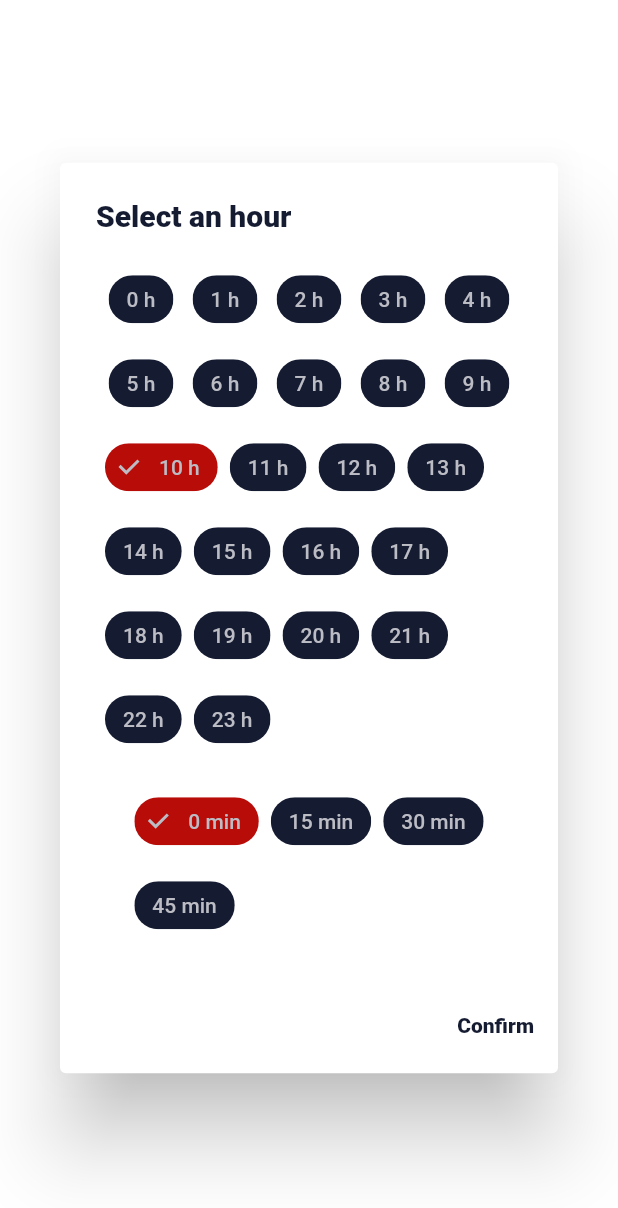
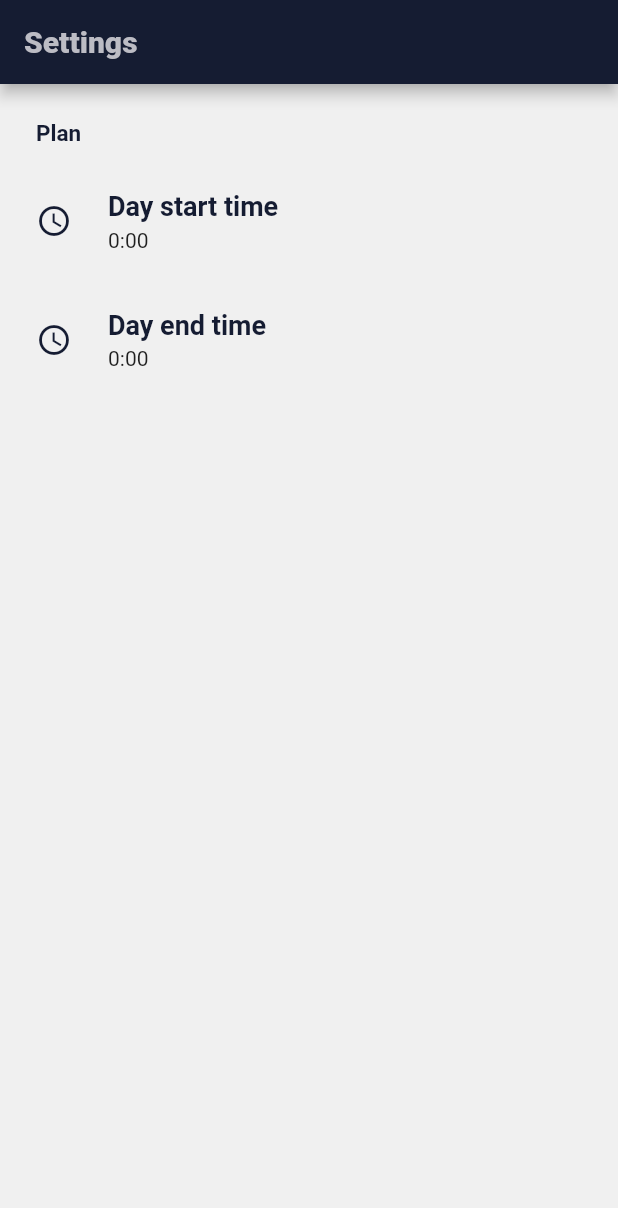
Before and after one commit to rachidlaborantin/tonnsour, a Flutter app: the screen it shows after launch, on a phone screen of 412 x 824 dp. Shown: the top 1208 px of the screen. Run offline on Flutter 3.47's test engine with Material 2 defaults, Android fonts, the phone set to English and light mode, and no system bars; drawn by our look-alikes of settings_ui; our stand-ins replace loading_indicator, shared_preferences; missing offline and left inert: dart:ffi; Roboto replaces fonts that are missing (Poppins).

Commit message:
Add SettingsPage (ui & saving

```diff
--- a/lib/components/customization/quick_time_chooser.dart
+++ b/lib/components/customization/quick_time_chooser.dart
@@ -3,7 +3,11 @@ import 'package:tonnsour/utils/constants.dart';
 
 class QuickTimeChooser extends StatefulWidget {
   final ValueChanged<TimeOfDay> timeSelectionListener;
-  const QuickTimeChooser({super.key, required this.timeSelectionListener});
+  final String dialogMessage;
+  const QuickTimeChooser(
+      {super.key,
+      required this.timeSelectionListener,
+      required this.dialogMessage});
 
   @override
   State<QuickTimeChooser> createState() => _QuickTimeChooserState();
@@ -19,9 +23,9 @@ class _QuickTimeChooserState extends State<QuickTimeChooser> {
   @override
   Widget build(BuildContext context) {
     return AlertDialog(
-      title: const Text(
-        'Select an hour',
-        style: TextStyle(
+      title: Text(
+        widget.dialogMessage,
+        style: const TextStyle(
             color: kBlue, fontFamily: kPoppins, fontWeight: FontWeight.w800),
       ),
       content: Column(
@@ -32,6 +36,7 @@ class _QuickTimeChooserState extends State<QuickTimeChooser> {
             spacing: 8.0,
             runSpacing: 8.0,
             children: hours.map((hour) {
+              String hourFormatted = hour.toString().padLeft(2, '0');
               return FilterChip(
                   backgroundColor: kBlue,
                   selectedColor: kRed,
@@ -41,7 +46,7 @@ class _QuickTimeChooserState extends State<QuickTimeChooser> {
                       fontFamily: kPoppins,
                       fontWeight: FontWeight.w500),
                   label: Text(
-                    '$hour h',
+                    '$hourFormatted h',
                   ),
                   selected: hour == selectedHour,
                   onSelected: (_) {
@@ -60,11 +65,12 @@ class _QuickTimeChooserState extends State<QuickTimeChooser> {
             spacing: 8.0,
             runSpacing: 8.0,
             children: minutes.map((minute) {
+              String minuteFormatted = minute.toString().padLeft(2, '0');
               return FilterChip(
                   backgroundColor: kBlue,
                   selectedColor: kRed,
                   checkmarkColor: kWhite,
-                  label: Text('$minute min'),
+                  label: Text('$minuteFormatted min'),
                   labelStyle: const TextStyle(
                       color: kWhite,
                       fontFamily: kPoppins,
@@ -86,7 +92,6 @@ class _QuickTimeChooserState extends State<QuickTimeChooser> {
             onPressed: () {
               widget.timeSelectionListener(
                   TimeOfDay(hour: selectedHour, minute: selectedMinute));
-              Navigator.pop(context);
             },
             child: const Text(
               'Confirm',
--- a/lib/pages/home_page.dart
+++ b/lib/pages/home_page.dart
@@ -6,6 +6,7 @@ import 'package:tonnsour/components/header_widget.dart';
 import 'package:tonnsour/components/reminder_item_widget.dart';
 import 'package:tonnsour/components/task_item_widget.dart';
 import 'package:tonnsour/components/tocall_item_widget.dart';
+import 'package:tonnsour/pages/settings_page.dart';
 import 'package:tonnsour/utils/constants.dart';
 import 'package:tonnsour/components/morning_widget.dart';
 
@@ -70,8 +71,6 @@ return SafeArea(
 class _HomePageState extends State<HomePage> {
   @override
   Widget build(BuildContext context) {
-    return QuickTimeChooser(timeSelectionListener: (time) {
-      print('Heure séléctionnée : ${time.format(context)}');
-    });
+    return SettingsPage();
   }
 }
--- a/lib/pages/settings_page.dart
+++ b/lib/pages/settings_page.dart
@@ -0,0 +1,149 @@
+import 'package:flutter/material.dart';
+import 'package:settings_ui/settings_ui.dart';
+import 'package:tonnsour/components/customization/quick_time_chooser.dart';
+import 'package:tonnsour/utils/constants.dart';
+import 'package:tonnsour/utils/helpers.dart';
+
+class SettingsPage extends StatefulWidget {
+  const SettingsPage({super.key});
+
+  @override
+  State<SettingsPage> createState() => _SettingsPageState();
+}
+
+class _SettingsPageState extends State<SettingsPage> {
+  @override
+  void initState() {
+    super.initState();
+    _loadPreferences();
+  }
+
+  String dayStartTime = '0:00';
+  String dayEndTime = '0:00';
+
+  Future<void> _loadPreferences() async {
+    final savedStartTime = await Helpers.getStringPref(kDayStartTime);
+    if (savedStartTime != null) {
+      setState(() {
+        dayStartTime = savedStartTime;
+      });
+    }
+
+    final savedEndTime = await Helpers.getStringPref(kDayEndTime);
+    if (savedEndTime != null) {
+      setState(() {
+        dayEndTime = savedEndTime;
+      });
+    }
+  }
+
+  void dayStartChooser() {
+    showDialog(
+        context: context,
+        builder: (context) {
+          return QuickTimeChooser(
+              timeSelectionListener: (time) {
+                setState(() {
+                  String timeHour = time.hour.toString().padLeft(2, '0');
+                  String timeMin = time.minute.toString().padLeft(2, '0');
+                  dayStartTime = '$timeHour:$timeMin';
+                  Helpers.saveStringPref(kDayStartTime, dayStartTime);
+                });
+                Navigator.of(context).pop();
+              },
+              dialogMessage: 'Select the day start time');
+        });
+  }
+
+  void dayEndChooser() {
+    showDialog(
+        context: context,
+        builder: (context) {
+          return QuickTimeChooser(
+              timeSelectionListener: (time) {
+                setState(() {
+                  String timeHour = time.hour.toString().padLeft(2, '0');
+                  String timeMin = time.minute.toString().padLeft(2, '0');
+                  dayEndTime = '$timeHour:$timeMin';
+                  Helpers.saveStringPref(kDayEndTime, dayEndTime);
+                });
+                Navigator.of(context).pop();
+              },
+              dialogMessage: 'Select the day end time');
+        });
+  }
+
+  @override
+  Widget build(BuildContext context) {
+    return Scaffold(
+      appBar: AppBar(
+        backgroundColor: kBlue,
+        title: const Text(
+          'Settings',
+          style: TextStyle(
+              color: kWhite, fontFamily: kPoppins, fontWeight: FontWeight.w800),
+        ),
+      ),
+      body: SettingsList(
+        sections: [
+          SettingsSection(
+              title: const Text(
+                'Plan',
+                style: TextStyle(
+                    color: kBlue,
+                    fontFamily: kPoppins,
+                    fontSize: 15.0,
+                    fontWeight: FontWeight.w700),
+              ),
+              tiles: [
+                //  Chooser for day start time
+                SettingsTile.navigation(
+                  title: const Text(
+                    'Day start time',
+                    style: TextStyle(
+                        color: kBlue,
+                        fontFamily: kPoppins,
+                        fontWeight: FontWeight.w600),
+                  ),
+                  leading: const Icon(
+                    Icons.access_time,
+                    color: kBlue,
+                  ),
+                  value: Text(
+                    dayStartTime,
+                    style: const TextStyle(
+                        color: kBlack,
+                        fontFamily: kPoppins,
+                        fontWeight: FontWeight.w400),
+                  ),
+                  onPressed: (context) => dayStartChooser(),
+                ),
+
+                //  Chooser for day end time
+                SettingsTile.navigation(
+                  title: const Text(
+                    'Day end time',
+                    style: TextStyle(
+                        color: kBlue,
+                        fontFamily: kPoppins,
+                        fontWeight: FontWeight.w600),
+                  ),
+                  leading: const Icon(
+                    Icons.access_time,
+                    color: kBlue,
+                  ),
+                  value: Text(
+                    dayEndTime,
+                    style: const TextStyle(
+                        color: kBlack,
+                        fontFamily: kPoppins,
+                        fontWeight: FontWeight.w400),
+                  ),
+                  onPressed: (context) => dayEndChooser(),
+                )
+              ])
+        ],
+      ),
+    );
+  }
+}
--- a/lib/utils/constants.dart
+++ b/lib/utils/constants.dart
@@ -7,3 +7,7 @@ const kBlack = Color(0xFF1F1F1F);
 
 // Strings
 const kPoppins = 'Poppins';
+
+// Preferences keys
+const kDayStartTime = 'day_start_time';
+const kDayEndTime = 'day_end_time';
--- a/lib/utils/helpers.dart
+++ b/lib/utils/helpers.dart
@@ -0,0 +1,23 @@
+import 'package:shared_preferences/shared_preferences.dart';
+
+class Helpers {
+  static Future<void> saveStringPref(String prefKey, String value) async {
+    final preferences = await SharedPreferences.getInstance();
+    await preferences.setString(prefKey, value);
+  }
+
+  static Future<void> saveIntegerPref(String prefKey, int value) async {
+    final preferences = await SharedPreferences.getInstance();
+    await preferences.setInt(prefKey, value);
+  }
+
+  static Future<String?> getStringPref(String prefKey) async {
+    final preferences = await SharedPreferences.getInstance();
+    return preferences.getString(prefKey);
+  }
+
+  static Future<int?> getIntegerPref(String prefKey) async {
+    final preferences = await SharedPreferences.getInstance();
+    return preferences.getInt(prefKey);
+  }
+}
--- a/pubspec.yaml
+++ b/pubspec.yaml
@@ -32,6 +32,8 @@ dependencies:
     sdk: flutter
   loading_indicator: ^3.1.1
   intl: ^0.18.1
+  settings_ui: ^2.0.2
+  shared_preferences: ^2.2.2
 
 
   # The following adds the Cupertino Icons font to your application.
```
Also changed, not shown: pubspec.lock.
